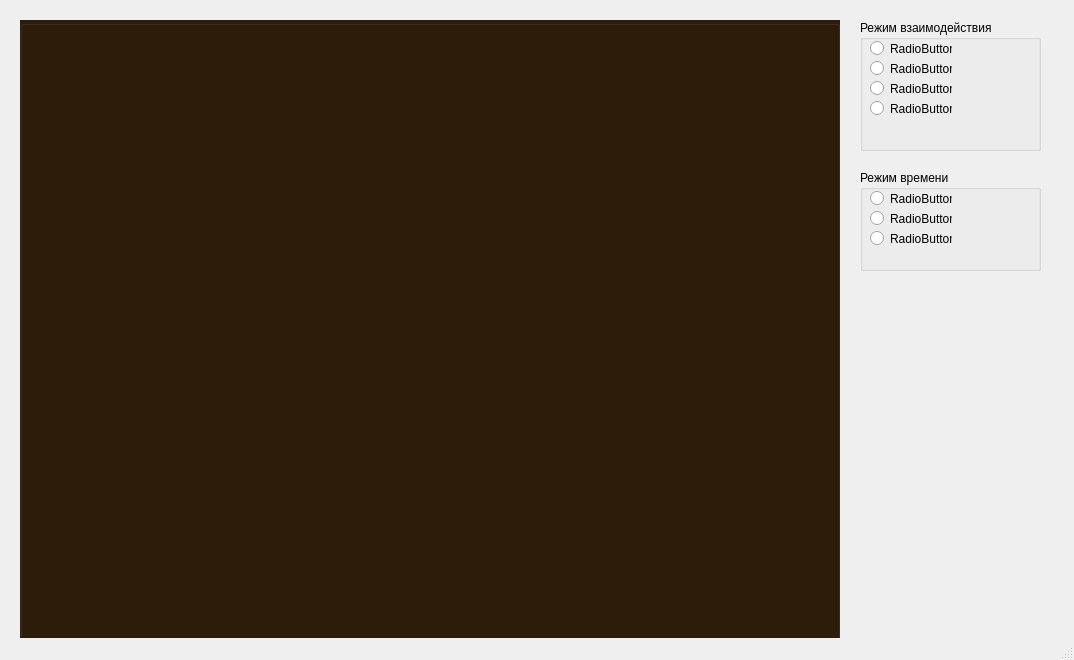
Old version of the form Forest/mainwindow.ui in the repository GulinAlexey/Prakt2021.
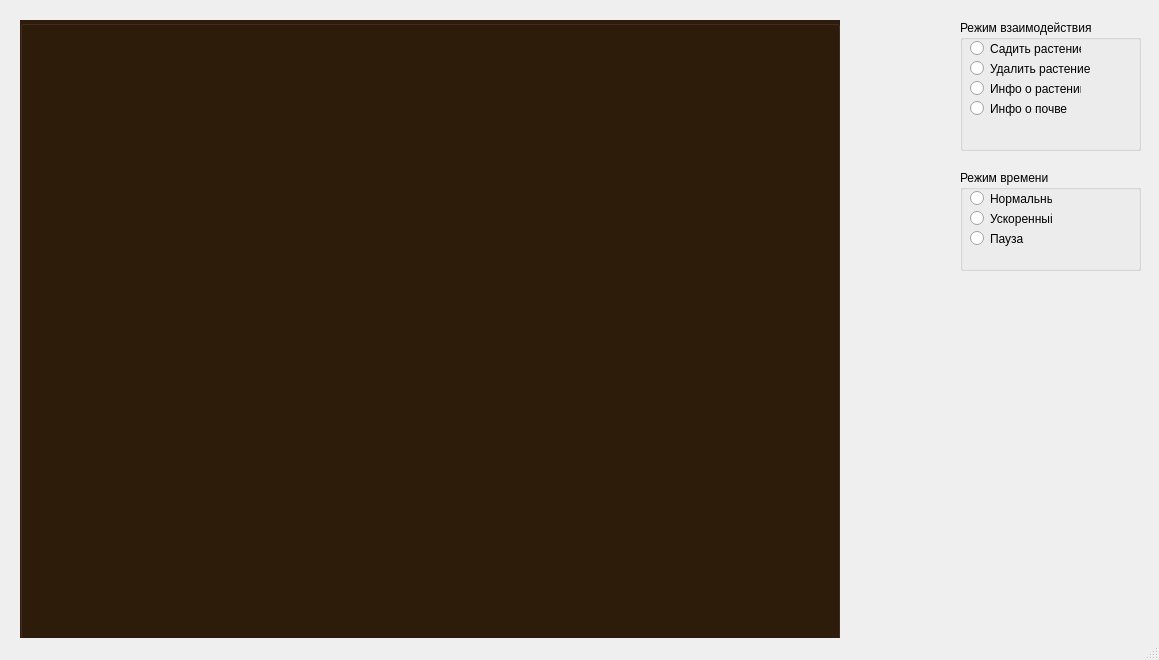
New version of the form. Icons and pictures are not drawn.

Commit message: Радиокнопкам даны названия, они сдвинуты правее

```diff
--- a/Forest/mainwindow.ui
+++ b/Forest/mainwindow.ui
@@ -6,7 +6,7 @@
    <rect>
     <x>0</x>
     <y>0</y>
-    <width>1074</width>
+    <width>1159</width>
     <height>660</height>
    </rect>
   </property>
@@ -49,7 +49,7 @@
    <widget class="QGroupBox" name="vzaimode">
     <property name="geometry">
      <rect>
-      <x>860</x>
+      <x>960</x>
       <y>20</y>
       <width>181</width>
       <height>131</height>
@@ -63,12 +63,12 @@
       <rect>
        <x>10</x>
        <y>20</y>
-       <width>82</width>
+       <width>111</width>
        <height>17</height>
       </rect>
      </property>
      <property name="text">
-      <string>RadioButton</string>
+      <string>Садить растение</string>
      </property>
     </widget>
     <widget class="QRadioButton" name="radioButton_2">
@@ -76,12 +76,12 @@
       <rect>
        <x>10</x>
        <y>40</y>
-       <width>82</width>
+       <width>121</width>
        <height>17</height>
       </rect>
      </property>
      <property name="text">
-      <string>RadioButton</string>
+      <string>Удалить растение</string>
      </property>
     </widget>
     <widget class="QRadioButton" name="radioButton_3">
@@ -89,12 +89,12 @@
       <rect>
        <x>10</x>
        <y>60</y>
-       <width>82</width>
+       <width>111</width>
        <height>17</height>
       </rect>
      </property>
      <property name="text">
-      <string>RadioButton</string>
+      <string>Инфо о растении</string>
      </property>
     </widget>
     <widget class="QRadioButton" name="radioButton_4">
@@ -102,19 +102,19 @@
       <rect>
        <x>10</x>
        <y>80</y>
-       <width>82</width>
+       <width>101</width>
        <height>17</height>
       </rect>
      </property>
      <property name="text">
-      <string>RadioButton</string>
+      <string>Инфо о почве</string>
      </property>
     </widget>
    </widget>
    <widget class="QGroupBox" name="timemode">
     <property name="geometry">
      <rect>
-      <x>860</x>
+      <x>960</x>
       <y>170</y>
       <width>181</width>
       <height>101</height>
@@ -133,7 +133,7 @@
       </rect>
      </property>
      <property name="text">
-      <string>RadioButton</string>
+      <string>Нормальный</string>
      </property>
     </widget>
     <widget class="QRadioButton" name="radioButton_6">
@@ -146,7 +146,7 @@
       </rect>
      </property>
      <property name="text">
-      <string>RadioButton</string>
+      <string>Ускоренный</string>
      </property>
     </widget>
     <widget class="QRadioButton" name="radioButton_7">
@@ -159,7 +159,7 @@
       </rect>
      </property>
      <property name="text">
-      <string>RadioButton</string>
+      <string>Пауза</string>
      </property>
     </widget>
    </widget>
```
Left out of the diff: 2 changed lines with no effect on the pictures. The commit also changes 1 other file.
